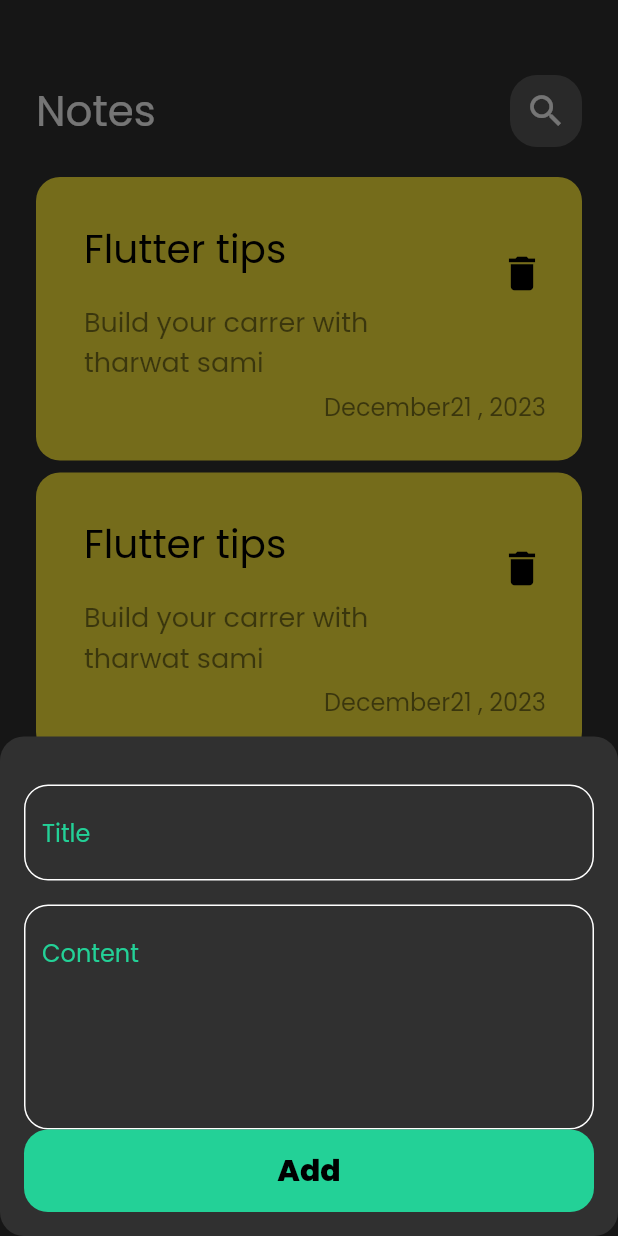
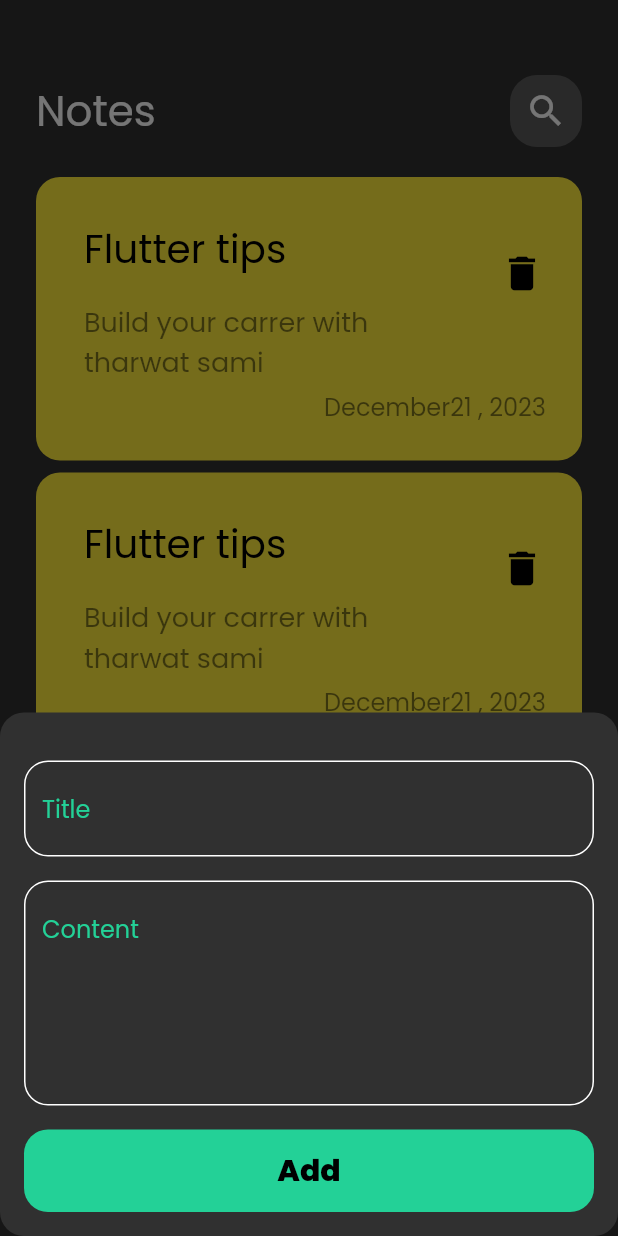
Before and after one commit to makdad-raee/notes_app, a Flutter app: the screen it shows after launch, after a tap on the "add" icon, on a phone screen of 412 x 824 dp. Run offline on Flutter 3.47's test engine with Material 2 defaults, Android fonts, the phone set to English and light mode, and no system bars; our stand-ins replace google_fonts.

Commit message:
add custom appar to edit note view

```diff
--- a/lib/views/widgets/add_note_booton_sheet.dart
+++ b/lib/views/widgets/add_note_booton_sheet.dart
@@ -20,6 +20,9 @@ class AddNoteBottonSheet extends StatelessWidget {
               height: 16,
             ),
             CustomTextField(hint: 'Content', maxLines: 5),
+            SizedBox(
+              height: 16,
+            ),
             CustomButton(),
             SizedBox(
               height: 16,
--- a/lib/views/widgets/custom_appr.dart
+++ b/lib/views/widgets/custom_appr.dart
@@ -2,21 +2,23 @@ import 'package:flutter/material.dart';
 import 'package:notes_app/views/widgets/custom_search_icon.dart';
 
 class CustomAppar extends StatelessWidget {
-  const CustomAppar({super.key});
+  const CustomAppar({super.key, required this.title, required this.icon});
+  final String title;
+  final IconData icon;
 
   @override
   Widget build(BuildContext context) {
-    return const Row(
+    return Row(
       children: [
         Text(
-          'Notes',
-          style: TextStyle(
+          title,
+          style: const TextStyle(
             fontSize: 28,
             color: Colors.white,
           ),
         ),
-        Spacer(),
-        CustomSearchIcon(),
+        const Spacer(),
+        CustomSearchIcon(icon: icon),
       ],
     );
   }
--- a/lib/views/widgets/custom_search_icon.dart
+++ b/lib/views/widgets/custom_search_icon.dart
@@ -1,7 +1,8 @@
 import 'package:flutter/material.dart';
 
 class CustomSearchIcon extends StatelessWidget {
-  const CustomSearchIcon({super.key});
+  const CustomSearchIcon({super.key, required this.icon});
+  final IconData icon;
 
   @override
   Widget build(BuildContext context) {
@@ -12,9 +13,9 @@ class CustomSearchIcon extends StatelessWidget {
         color: Colors.white.withOpacity(0.2),
         borderRadius: BorderRadius.circular(18),
       ),
-      child: const Center(
+      child: Center(
         child: Icon(
-          Icons.search,
+          icon,
           size: 28,
         ),
       ),
--- a/lib/views/widgets/edit_not_view_body.dart
+++ b/lib/views/widgets/edit_not_view_body.dart
@@ -1,10 +1,24 @@
 import 'package:flutter/material.dart';
+import 'package:notes_app/views/widgets/custom_appr.dart';
+import 'package:notes_app/views/widgets/custom_text_field.dart';
 
 class EditNoteViewBody extends StatelessWidget {
   const EditNoteViewBody({super.key});
 
   @override
   Widget build(BuildContext context) {
-    return Container();
+    return const Padding(
+      padding: EdgeInsets.symmetric(horizontal: 24),
+      child: Column(
+        children: [
+          SizedBox(
+            height: 50,
+          ),
+          CustomAppar(title: 'Edit Note', icon: Icons.check),
+          CustomTextField(hint: 'Title'),
+          CustomTextField(hint: 'Content', maxLines: 5),
+        ],
+      ),
+    );
   }
 }
--- a/lib/views/widgets/notes_view_body.dart
+++ b/lib/views/widgets/notes_view_body.dart
@@ -14,7 +14,10 @@ class NotesViewBody extends StatelessWidget {
           SizedBox(
             height: 50,
           ),
-          CustomAppar(),
+          CustomAppar(
+            title: 'Notes',
+            icon: Icons.search,
+          ),
           NotesListView(),
         ],
       ),
```
